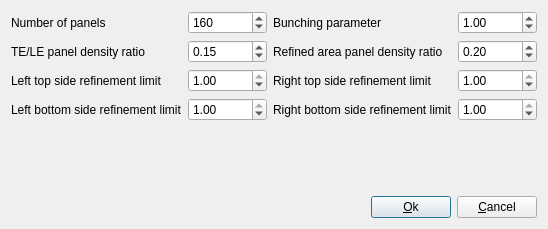
First picture: the form in ui/xfoilpanelingsettings.ui, repository montagdude/Xoptfoil, before the edit.
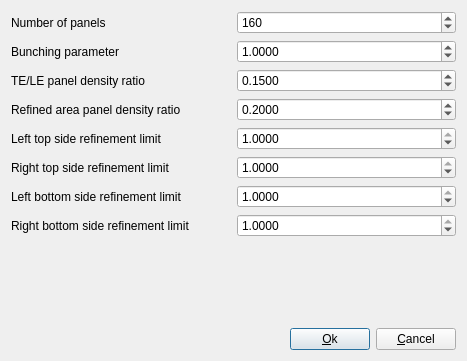
Second picture: the form after the edit.

What changed in the file:
```diff
--- a/ui/xfoilpanelingsettings.ui
+++ b/ui/xfoilpanelingsettings.ui
@@ -6,8 +6,8 @@
    <rect>
     <x>0</x>
     <y>0</y>
-    <width>548</width>
-    <height>229</height>
+    <width>467</width>
+    <height>361</height>
    </rect>
   </property>
   <property name="sizePolicy">
@@ -22,19 +22,32 @@
   <layout class="QVBoxLayout" name="verticalLayout">
    <item>
     <layout class="QGridLayout" name="gridLayout">
-     <property name="sizeConstraint">
-      <enum>QLayout::SetDefaultConstraint</enum>
-     </property>
-     <item row="4" column="1">
-      <widget class="QDoubleSpinBox" name="xpref1Box">
+     <item row="3" column="0">
+      <widget class="QLabel" name="label_4">
        <property name="sizePolicy">
-        <sizepolicy hsizetype="Minimum" vsizetype="Preferred">
+        <sizepolicy hsizetype="Preferred" vsizetype="Preferred">
          <horstretch>0</horstretch>
          <verstretch>0</verstretch>
         </sizepolicy>
+       </property>
+       <property name="text">
+        <string>Refined area panel density ratio</string>
+       </property>
+      </widget>
+     </item>
+     <item row="1" column="1">
+      <widget class="QDoubleSpinBox" name="cvparBox">
+       <property name="sizePolicy">
+        <sizepolicy hsizetype="Preferred" vsizetype="Preferred">
+         <horstretch>0</horstretch>
+         <verstretch>0</verstretch>
+        </sizepolicy>
+       </property>
+       <property name="decimals">
+        <number>4</number>
        </property>
        <property name="maximum">
-        <double>1.000000000000000</double>
+        <double>99.000000000000000</double>
        </property>
        <property name="singleStep">
         <double>0.100000000000000</double>
@@ -44,23 +57,10 @@
        </property>
       </widget>
      </item>
-     <item row="1" column="2">
-      <widget class="QLabel" name="label_2">
-       <property name="sizePolicy">
-        <sizepolicy hsizetype="Preferred" vsizetype="Expanding">
-         <horstretch>0</horstretch>
-         <verstretch>0</verstretch>
-        </sizepolicy>
-       </property>
-       <property name="text">
-        <string>Bunching parameter</string>
-       </property>
-      </widget>
-     </item>
      <item row="2" column="0">
       <widget class="QLabel" name="label_3">
        <property name="sizePolicy">
-        <sizepolicy hsizetype="Preferred" vsizetype="Expanding">
+        <sizepolicy hsizetype="Preferred" vsizetype="Preferred">
          <horstretch>0</horstretch>
          <verstretch>0</verstretch>
         </sizepolicy>
@@ -70,14 +70,77 @@
        </property>
       </widget>
      </item>
-     <item row="2" column="1">
-      <widget class="QDoubleSpinBox" name="cteratBox">
+     <item row="4" column="1">
+      <widget class="QDoubleSpinBox" name="xsref1Box">
+       <property name="sizePolicy">
+        <sizepolicy hsizetype="Preferred" vsizetype="Preferred">
+         <horstretch>0</horstretch>
+         <verstretch>0</verstretch>
+        </sizepolicy>
+       </property>
+       <property name="decimals">
+        <number>4</number>
+       </property>
+       <property name="maximum">
+        <double>1.000000000000000</double>
+       </property>
+       <property name="singleStep">
+        <double>0.100000000000000</double>
+       </property>
+       <property name="value">
+        <double>1.000000000000000</double>
+       </property>
+      </widget>
+     </item>
+     <item row="5" column="0">
+      <widget class="QLabel" name="label_6">
+       <property name="sizePolicy">
+        <sizepolicy hsizetype="Preferred" vsizetype="Preferred">
+         <horstretch>0</horstretch>
+         <verstretch>0</verstretch>
+        </sizepolicy>
+       </property>
+       <property name="toolTip">
+        <string>&lt;html&gt;&lt;head/&gt;&lt;body&gt;&lt;p&gt;In terms of x/c&lt;/p&gt;&lt;/body&gt;&lt;/html&gt;</string>
+       </property>
+       <property name="text">
+        <string>Right top side refinement limit</string>
+       </property>
+      </widget>
+     </item>
+     <item row="7" column="1">
+      <widget class="QDoubleSpinBox" name="xpref2Box">
        <property name="sizePolicy">
         <sizepolicy hsizetype="Minimum" vsizetype="Preferred">
          <horstretch>0</horstretch>
          <verstretch>0</verstretch>
         </sizepolicy>
        </property>
+       <property name="decimals">
+        <number>4</number>
+       </property>
+       <property name="maximum">
+        <double>1.000000000000000</double>
+       </property>
+       <property name="singleStep">
+        <double>0.100000000000000</double>
+       </property>
+       <property name="value">
+        <double>1.000000000000000</double>
+       </property>
+      </widget>
+     </item>
+     <item row="3" column="1">
+      <widget class="QDoubleSpinBox" name="ctrratBox">
+       <property name="sizePolicy">
+        <sizepolicy hsizetype="Preferred" vsizetype="Preferred">
+         <horstretch>0</horstretch>
+         <verstretch>0</verstretch>
+        </sizepolicy>
+       </property>
+       <property name="decimals">
+        <number>4</number>
+       </property>
        <property name="maximum">
         <double>99.000000000000000</double>
        </property>
@@ -85,27 +148,14 @@
         <double>0.100000000000000</double>
        </property>
        <property name="value">
-        <double>0.150000000000000</double>
+        <double>0.200000000000000</double>
        </property>
       </widget>
      </item>
      <item row="4" column="0">
-      <widget class="QLabel" name="label_7">
-       <property name="sizePolicy">
-        <sizepolicy hsizetype="Preferred" vsizetype="Expanding">
-         <horstretch>0</horstretch>
-         <verstretch>0</verstretch>
-        </sizepolicy>
-       </property>
-       <property name="text">
-        <string>Left bottom side refinement limit</string>
-       </property>
-      </widget>
-     </item>
-     <item row="3" column="0">
       <widget class="QLabel" name="label_5">
        <property name="sizePolicy">
-        <sizepolicy hsizetype="Preferred" vsizetype="Expanding">
+        <sizepolicy hsizetype="Preferred" vsizetype="Preferred">
          <horstretch>0</horstretch>
          <verstretch>0</verstretch>
         </sizepolicy>
@@ -115,46 +165,33 @@
        </property>
       </widget>
      </item>
-     <item row="3" column="3">
-      <widget class="QDoubleSpinBox" name="xsref2Box">
+     <item row="6" column="0">
+      <widget class="QLabel" name="label_7">
        <property name="sizePolicy">
-        <sizepolicy hsizetype="Minimum" vsizetype="Preferred">
+        <sizepolicy hsizetype="Preferred" vsizetype="Preferred">
          <horstretch>0</horstretch>
          <verstretch>0</verstretch>
         </sizepolicy>
        </property>
-       <property name="maximum">
-        <double>1.000000000000000</double>
-       </property>
-       <property name="singleStep">
-        <double>0.100000000000000</double>
-       </property>
-       <property name="value">
-        <double>1.000000000000000</double>
-       </property>
-      </widget>
-     </item>
-     <item row="3" column="2">
-      <widget class="QLabel" name="label_6">
-       <property name="sizePolicy">
-        <sizepolicy hsizetype="Preferred" vsizetype="Expanding">
-         <horstretch>0</horstretch>
-         <verstretch>0</verstretch>
-        </sizepolicy>
+       <property name="toolTip">
+        <string>&lt;html&gt;&lt;head/&gt;&lt;body&gt;&lt;p&gt;In terms of x/c&lt;/p&gt;&lt;/body&gt;&lt;/html&gt;</string>
        </property>
        <property name="text">
-        <string>Right top side refinement limit</string>
+        <string>Left bottom side refinement limit</string>
        </property>
       </widget>
      </item>
-     <item row="1" column="3">
-      <widget class="QDoubleSpinBox" name="cvparBox">
+     <item row="2" column="1">
+      <widget class="QDoubleSpinBox" name="cteratBox">
        <property name="sizePolicy">
-        <sizepolicy hsizetype="Minimum" vsizetype="Preferred">
+        <sizepolicy hsizetype="Preferred" vsizetype="Preferred">
          <horstretch>0</horstretch>
          <verstretch>0</verstretch>
         </sizepolicy>
        </property>
+       <property name="decimals">
+        <number>4</number>
+       </property>
        <property name="maximum">
         <double>99.000000000000000</double>
        </property>
@@ -162,14 +199,56 @@
         <double>0.100000000000000</double>
        </property>
        <property name="value">
-        <double>1.000000000000000</double>
+        <double>0.150000000000000</double>
        </property>
       </widget>
      </item>
-     <item row="1" column="1">
+     <item row="7" column="0">
+      <widget class="QLabel" name="label_8">
+       <property name="sizePolicy">
+        <sizepolicy hsizetype="Preferred" vsizetype="Preferred">
+         <horstretch>0</horstretch>
+         <verstretch>0</verstretch>
+        </sizepolicy>
+       </property>
+       <property name="toolTip">
+        <string>In terms of x/c</string>
+       </property>
+       <property name="text">
+        <string>Right bottom side refinement limit</string>
+       </property>
+      </widget>
+     </item>
+     <item row="0" column="0">
+      <widget class="QLabel" name="label">
+       <property name="sizePolicy">
+        <sizepolicy hsizetype="Preferred" vsizetype="Preferred">
+         <horstretch>0</horstretch>
+         <verstretch>0</verstretch>
+        </sizepolicy>
+       </property>
+       <property name="text">
+        <string>Number of panels</string>
+       </property>
+      </widget>
+     </item>
+     <item row="1" column="0">
+      <widget class="QLabel" name="label_2">
+       <property name="sizePolicy">
+        <sizepolicy hsizetype="Preferred" vsizetype="Preferred">
+         <horstretch>0</horstretch>
+         <verstretch>0</verstretch>
+        </sizepolicy>
+       </property>
+       <property name="text">
+        <string>Bunching parameter</string>
+       </property>
+      </widget>
+     </item>
+     <item row="0" column="1">
       <widget class="QSpinBox" name="npanBox">
        <property name="sizePolicy">
-        <sizepolicy hsizetype="Minimum" vsizetype="Preferred">
+        <sizepolicy hsizetype="Preferred" vsizetype="Preferred">
          <horstretch>0</horstretch>
          <verstretch>0</verstretch>
         </sizepolicy>
@@ -185,33 +264,17 @@
        </property>
       </widget>
      </item>
-     <item row="2" column="3">
-      <widget class="QDoubleSpinBox" name="ctrratBox">
+     <item row="5" column="1">
+      <widget class="QDoubleSpinBox" name="xsref2Box">
        <property name="sizePolicy">
-        <sizepolicy hsizetype="Minimum" vsizetype="Preferred">
+        <sizepolicy hsizetype="Preferred" vsizetype="Preferred">
          <horstretch>0</horstretch>
          <verstretch>0</verstretch>
         </sizepolicy>
        </property>
-       <property name="maximum">
-        <double>99.000000000000000</double>
+       <property name="decimals">
+        <number>4</number>
        </property>
-       <property name="singleStep">
-        <double>0.100000000000000</double>
-       </property>
-       <property name="value">
-        <double>0.200000000000000</double>
-       </property>
-      </widget>
-     </item>
-     <item row="4" column="3">
-      <widget class="QDoubleSpinBox" name="xpref2Box">
-       <property name="sizePolicy">
-        <sizepolicy hsizetype="Minimum" vsizetype="Preferred">
-         <horstretch>0</horstretch>
-         <verstretch>0</verstretch>
-        </sizepolicy>
-       </property>
        <property name="maximum">
         <double>1.000000000000000</double>
        </property>
@@ -223,27 +286,17 @@
        </property>
       </widget>
      </item>
-     <item row="1" column="0">
-      <widget class="QLabel" name="label">
+     <item row="6" column="1">
+      <widget class="QDoubleSpinBox" name="xpref1Box">
        <property name="sizePolicy">
-        <sizepolicy hsizetype="Preferred" vsizetype="Expanding">
+        <sizepolicy hsizetype="Preferred" vsizetype="Preferred">
          <horstretch>0</horstretch>
          <verstretch>0</verstretch>
         </sizepolicy>
        </property>
-       <property name="text">
-        <string>Number of panels</string>
+       <property name="decimals">
+        <number>4</number>
        </property>
-      </widget>
-     </item>
-     <item row="3" column="1">
-      <widget class="QDoubleSpinBox" name="xsref1Box">
-       <property name="sizePolicy">
-        <sizepolicy hsizetype="Minimum" vsizetype="Preferred">
-         <horstretch>0</horstretch>
-         <verstretch>0</verstretch>
-        </sizepolicy>
-       </property>
        <property name="maximum">
         <double>1.000000000000000</double>
        </property>
@@ -255,32 +308,6 @@
        </property>
       </widget>
      </item>
-     <item row="4" column="2">
-      <widget class="QLabel" name="label_8">
-       <property name="sizePolicy">
-        <sizepolicy hsizetype="Preferred" vsizetype="Expanding">
-         <horstretch>0</horstretch>
-         <verstretch>0</verstretch>
-        </sizepolicy>
-       </property>
-       <property name="text">
-        <string>Right bottom side refinement limit</string>
-       </property>
-      </widget>
-     </item>
-     <item row="2" column="2">
-      <widget class="QLabel" name="label_4">
-       <property name="sizePolicy">
-        <sizepolicy hsizetype="Preferred" vsizetype="Expanding">
-         <horstretch>0</horstretch>
-         <verstretch>0</verstretch>
-        </sizepolicy>
-       </property>
-       <property name="text">
-        <string>Refined area panel density ratio</string>
-       </property>
-      </widget>
-     </item>
     </layout>
    </item>
    <item>
@@ -320,7 +347,7 @@
      <item>
       <widget class="QPushButton" name="okButton">
        <property name="sizePolicy">
-        <sizepolicy hsizetype="Minimum" vsizetype="Minimum">
+        <sizepolicy hsizetype="Preferred" vsizetype="Preferred">
          <horstretch>0</horstretch>
          <verstretch>0</verstretch>
         </sizepolicy>
@@ -342,7 +369,7 @@
      <item>
       <widget class="QPushButton" name="cancelButton">
        <property name="sizePolicy">
-        <sizepolicy hsizetype="Minimum" vsizetype="Minimum">
+        <sizepolicy hsizetype="Preferred" vsizetype="Preferred">
          <horstretch>0</horstretch>
          <verstretch>0</verstretch>
         </sizepolicy>
```
Left out of the diff: 3 changed lines with no effect on the pictures.
